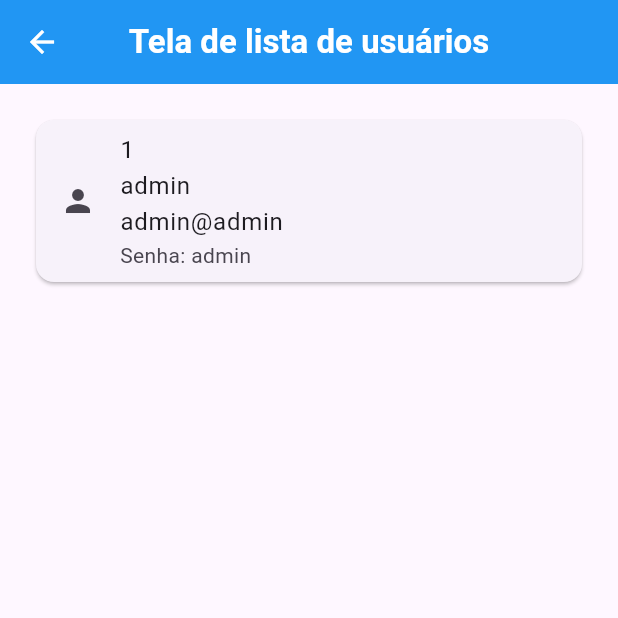
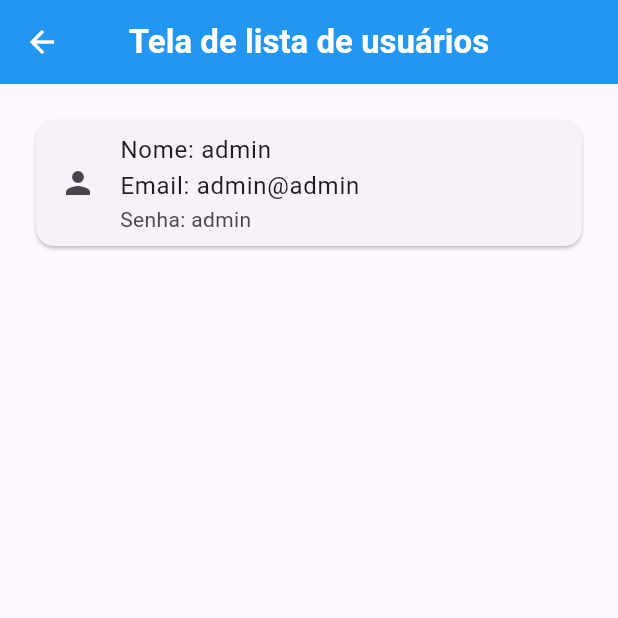
Before and after one commit to mussa010/ProvaParcial, a Flutter app: the screen it shows after launch, after a tap on "Login", after a tap on the "account circle" icon, on a phone screen of 412 x 824 dp, the top half of it. Run offline on Flutter 3.47's test engine with Material 3 defaults, Android fonts, the phone set to English and light mode, and no system bars; our stand-ins replace device_preview.

Commit message:
prova parcial

```diff
--- a/lib/database/connection.dart
+++ /dev/null
@@ -1,39 +0,0 @@
-import 'dart:async';
-
-import 'package:sqflite/sqflite.dart';
-import 'package:path/path.dart';
-import '../database/script.dart';
-
-
-class Connection {
-
-  Connection._();
-
-  // Inicialização banco de dados
-  static Future<Database> get() async {
-    Database db;
-      var path = join(await getDatabasesPath(), 'ListaDeCompras.db');
-        db = await openDatabase(
-        path,
-        version: 1,
-        onCreate: (db ,version) async{
-          await db.execute(createUserTable);
-          await db.execute(createShoppingListTable);
-          await db.execute(createListItems);
-          await db.execute(creatAdminUser);
-        },
-        onConfigure: (db) async {
-            await db.execute('PRAGMA foreign_keys = ON');
-        },
-      );
-    return db;
-  }
-
-  static Future<bool> isConnected() async{
-    final db = await get();
-    if(db.isOpen) {
-      return false;
-    }
-    return true;
-  }
-}
--- a/lib/database/script.dart
+++ /dev/null
@@ -1,41 +0,0 @@
-// Criação da tabela de usuário
-  const String createUserTable = '''
-    CREATE TABLE User(
-      id INTEGER PRIMARY KEY AUTOINCREMENT,
-      name TEXT NOT NULL,
-      email TEXT NOT NULL,
-      password TEXT NOT NULL
-    )
-    ''';
-
-  // Criação da tabela da lista de compras
-  const String createShoppingListTable = '''
-    CREATE TABLE ShoppingList(
-      id INTEGER PRIMARY KEY AUTOINCREMENT,
-      listName TEXT NOT NULL,
-      creatorName TEXT NOT NULL
-
-      FOREIGN KEY (creatorName)  REFERENCES User (name)
-    )
-    ''';
-
-
-  // Criação da tabela de itens
-  const String createListItems = '''
-    CREATE TABLE ListItems(
-      shoppingListName TEXT NOT NULL,
-      productName TEXT NOT NULL,
-      quantity INTEGER,
-      bought BOOLEAN
-
-      FOREIGN KEY (shoppingListName) REFERENCES ShoppingList (listName)
-    )
-    ''';
-
-    const String creatAdminUser = '''
-      INSERT INTO User(name, email, password) VALUES ("admin", "admin@admin", "admin")
-    ''';
-
-    const String dropUser = '''
-      DROP TABLE IF EXISTS User
-    ''';
--- a/lib/database/userDAO.dart
+++ /dev/null
@@ -1,49 +0,0 @@
-import '../model/user.dart';
-import 'package:sqflite/sqflite.dart';
-import '../database/script.dart';
-
-import '../database/connection.dart';
-
-class UserDAO {
-
-  static Future<void> dropTableUser() async {
-    final db = await Connection.get();
-    await db.execute(dropUser);
-  }
-
-  static Future<int> newUser(User newUser) async {
-    final db = await Connection.get();
-    return db.insert("User", newUser.toJson(),
-      conflictAlgorithm: ConflictAlgorithm.replace
-    );
-  }
-
-  static Future<User?> getUser(String email) async {
-    final db = await Connection.get();
-
-    List<Map<String, dynamic>> map = await db.query("User", where: "email = ?", whereArgs: [email]);
-    if(map.isEmpty) {
-      return null;
-    }
-    return User.fromJson(map[0]);
-  }
-
-  static Future<List<User>> getAllUsers() async{
-    final db = await Connection.get();
-
-    final List<Map<String, dynamic>> map = await db.query("User");
-
-    List<User> allUsers = List.generate(map.length, (index) => User.fromJson(map[index]));
-
-    return allUsers;
-  }
-
-  static Future<int> lenght() async {
-    final db = await Connection.get();
-    final List<Map<String, dynamic>> map = await db.query("User");
-
-    List<User> allUsers = List.generate(map.length, (index) => User.fromJson(map[index]));
-
-    return allUsers.length;
-  }
-}
--- a/lib/main.dart
+++ b/lib/main.dart
@@ -1,6 +1,9 @@
+import 'package:device_preview/device_preview.dart';
 import 'package:flutter/material.dart';
 import 'package:flutter/services.dart';
+import 'package:prova_parcial/repositories/userRepository.dart';
 import 'package:prova_parcial/view/testListView.dart';
+import 'package:provider/provider.dart';
 
 import '../view/login.dart';
 import '../view/createAccount.dart';
@@ -15,10 +18,12 @@ void main() {
     )
   );
 
-  // runApp(DevicePreview(
-  //   enabled: true,
-  //   builder: (context) => const MainApp()));
-  runApp(const MainApp());
+  runApp(
+    ChangeNotifierProvider(create: (context) => Repository(),
+      child: DevicePreview(
+       enabled: true,
+        builder: (context) => const MainApp())),
+    );
 }
 
 class MainApp extends StatelessWidget {
@@ -37,7 +42,7 @@ class MainApp extends StatelessWidget {
         't2': (context) => const AboutApp(),
         't3':(context) =>  const CreateAccount(),
         't4': (context) => const TestListView(),
-        't5' : (context) => const MenuShoppingListView()
+        't5' : (context) => const AboutApp()
       }
 
     );
--- a/lib/model/user.dart
+++ b/lib/model/user.dart
@@ -1,10 +1,9 @@
 class User {
   String name = '';
-  int? id;
   String email = '';
   String password = '';
 
-  User({required this.name, required this.email, required this.password, this.id});
+  User({required this.name, required this.email, required this.password});
 
   String get getName {
     return name;
@@ -30,23 +29,13 @@ class User {
     this.password = password;
   }
 
-  get getId {
-    return id;
-  }
-
-  set setId (int id) {
-    this.id = id;
-  }
-
   factory User.fromJson(Map<String, dynamic> json) => User(
-    id: json['id'],
     name: json['name'],
     email: json['email'],
     password: json['password']
   );
 
   Map<String, dynamic> toJson() => {
-    'id' : id,
     'name' : name,
     'email' : email,
     'password' : password
--- /dev/null
+++ b/lib/repositories/userRepository.dart
@@ -0,0 +1,26 @@
+import 'package:flutter/material.dart';
+
+import '../model/user.dart';
+
+class Repository extends ChangeNotifier{
+
+  List<User> _listUser = [];
+
+   get getListAllUser => (_listUser);
+
+  saveAll(List<User> user) {
+    for (User u in user) {
+      if(! _listUser.contains(u)) {
+        _listUser.add(u);
+      }
+    }
+    notifyListeners();
+  }
+
+  saveUser(User user) {
+    if(! _listUser.contains(user)) {
+      _listUser.add(user);
+    }
+    notifyListeners();
+  }
+}
--- a/lib/view/login.dart
+++ b/lib/view/login.dart
@@ -1,5 +1,6 @@
 import 'package:flutter/material.dart';
-import 'package:prova_parcial/database/userDAO.dart';
+import 'package:prova_parcial/repositories/userRepository.dart';
+import 'package:provider/provider.dart';
 
 import '../model/user.dart';
 
@@ -18,7 +19,6 @@ class _Login extends State<Login> {
   //Controladores para os campos de texto
   var txtUser = TextEditingController();
   var txtPassword = TextEditingController();
-
 
 
   dialogBox(context, titulo, mensagem) {
@@ -41,8 +41,16 @@ class _Login extends State<Login> {
     );
   }
 
+
+
   @override
   Widget build(BuildContext context) {
+    List<User> listUser = Provider.of<Repository>(context).getListAllUser;
+    if(listUser.isEmpty) {
+      listUser.add(User(email: 'admin@admin', name: 'admin', password: 'admin'));
+      Provider.of<Repository>(context).saveAll(listUser);
+    } else {
+    }
     txtUser.text = '';
     txtPassword.text = '';
     return Scaffold(
@@ -61,7 +69,7 @@ class _Login extends State<Login> {
               color: Colors.white,
               size: 40,
             ),
-            onPressed: () => Navigator.pushNamed(context, 't4'),
+            onPressed: () => Navigator.pushNamed(context, 't4', arguments: listUser),
           ),
           backgroundColor: Colors.blue,
         ),
@@ -140,12 +148,19 @@ class _Login extends State<Login> {
                       ),
                       onPressed: () {
                         if (formKey.currentState!.validate()) {
+                          bool founded = false;
                           //Validação com sucesso
 
                           //Continuar daqui
-                          User? user =  await UserDAO.getUser(txtUser.toString());
-
-
+                          for(User user in listUser) {
+                            if(txtUser.text == user.getEmail && txtPassword.text == user.getPassword) {
+                              founded = true;
+                              Navigator.pushNamed(context, 't5');
+                            }
+                          }
+                          if(founded == false) {
+                            dialogBox(context, 'Erro', 'Usuário ou senha incorreta');
+                          }
                         }
                       },
                       child: const Text('Login'),
@@ -160,7 +175,6 @@ class _Login extends State<Login> {
                       ),
                       onPressed: () {
                          Navigator.pushNamed(context, 't3');
-
                       },
                       child: const Text('Criar conta'),
                     ),
--- a/lib/view/testListView.dart
+++ b/lib/view/testListView.dart
@@ -1,8 +1,7 @@
 import 'package:flutter/material.dart';
-// import 'package:sqflite/sqflite.dart';
-import '../database/connection.dart';
-import '../database/userDAO.dart';
+import 'package:provider/provider.dart';
 import '../model/user.dart';
+import '../repositories/userRepository.dart';
 
 class TestListView extends StatefulWidget {
   const TestListView({super.key});
@@ -19,10 +18,6 @@ class _TestListView extends State<TestListView> {
         title: Text(titulo),
         content: Text(mensagem),
         actions: [
-          // TextButton(
-          //   onPressed: () => Navigator.pop(context, 'cancelar'),
-          //   child: const Text('cancelar'),
-          // ),
           TextButton(
             onPressed: () => Navigator.pop(context, 't1'),
             child: const Text('ok'),
@@ -33,12 +28,11 @@ class _TestListView extends State<TestListView> {
   }
 
 
-  final allUsers = UserDAO.getAllUsers();
-  Future<int> tamUsers =  UserDAO.lenght();
 
   @override
   Widget build(BuildContext context) {
-    if(tamUsers == 0) {
+    List<User> listUser = Provider.of<Repository>(context).getListAllUser;
+    if(listUser.isEmpty) {
       return Scaffold(appBar: AppBar(
           centerTitle: true,
           title: const Text(
@@ -56,11 +50,10 @@ class _TestListView extends State<TestListView> {
         ),
         body: Container(
           alignment: Alignment.center,
-          height: MediaQuery.of(context).size.height * 0.5,
-          width: MediaQuery.of(context).size.width * 0.8,
           child: const Text('Não há usuário cadastrado', style: TextStyle(
             color: Colors.white,
-            backgroundColor: Colors.blue)),
+            backgroundColor: Colors.blue)
+          ),
         )
       );
     }
@@ -83,45 +76,20 @@ class _TestListView extends State<TestListView> {
         ),
       body: Padding(
         padding: const EdgeInsets.all(20),
-        child: FutureBuilder<List<User>>(
-          future: allUsers,
-          builder: (BuildContext context, AsyncSnapshot<List<User>> snapshot ) {
-            //Verificar se banco de dados existe
-            if(snapshot.hasData) {
-              return ListView.builder(
-                itemCount: snapshot.data!.length,
+        child: ListView.builder(
+                itemCount: listUser.length,
                 itemBuilder: (BuildContext context, int index) {
-                  User item = snapshot.data![index];
-                  if(Connection.isConnected() == false){
-                    dialogBox(context, 'Erro', 'Falha na conexão com banco de dados');
-                    Navigator.pop(context,'ok');
-                  }
-                  else{
                     return Card(
                     child: ListTile(
-
                       leading: const Icon(Icons.person),
                       title:
-                        Text('${item.getId}\n${item.getName}\n${item.getEmail}'),
-                      subtitle: Text('Senha: ${item.getPassword}'),
+                        Text('Nome: ${listUser[index].getName}\nEmail: ${listUser[index].getEmail}'),
+                      subtitle: Text('Senha: ${listUser[index].getPassword}'),
                     )
                   );
-                  }
-                  return null;
+
                 },
-              );
-            }
-            return Container(
-              alignment: Alignment.center,
-                child: const Text('Não há usuário cadastrado',
-                style: TextStyle(
-                  backgroundColor: Colors.blue,
-                  color: Colors.white
-                ),
               )
-            );
-          },
-        )
       )
     );
   }
--- a/pubspec.yaml
+++ b/pubspec.yaml
@@ -11,8 +11,8 @@ dependencies:
   flutter:
     sdk: flutter
   path_provider: ^2.1.2
-  sqflite: ^2.3.2
   path: ^1.9.0
+  provider: ^6.1.2
 
 dev_dependencies:
   flutter_test:
```
Also changed, not shown: lib/database/listItemsDAO.dart (deleted, +0 -28 lines), lib/database/shoppingListDAO.dart (deleted, +0 -32 lines), lib/model/shoppingList.dart (+1 -12 lines), lib/view/createAccount.dart (+12 -9 lines), lib/view/menuShoppingListView.dart (+74 -81 lines), pubspec.lock, 1 other file.
